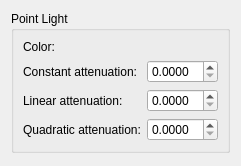
nirjacobson/Sahara-Studio, file nodeitemdetailwidget/pointlightwidget/pointlightwidget.ui: the form before one commit.
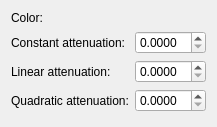
The form after the commit. Custom widgets are drawn as their Qt base class.

The edit to the form file:
```diff
--- a/nodeitemdetailwidget/pointlightwidget/pointlightwidget.ui
+++ b/nodeitemdetailwidget/pointlightwidget/pointlightwidget.ui
@@ -6,8 +6,8 @@
    <rect>
     <x>0</x>
     <y>0</y>
-    <width>239</width>
-    <height>166</height>
+    <width>217</width>
+    <height>127</height>
    </rect>
   </property>
   <property name="windowTitle">
@@ -15,10 +15,6 @@
   </property>
   <layout class="QGridLayout" name="gridLayout_2">
    <item row="0" column="0">
-    <widget class="QGroupBox" name="groupBox">
-     <property name="title">
-      <string>Point Light</string>
-     </property>
      <layout class="QGridLayout" name="gridLayout">
       <item row="0" column="0">
        <widget class="QLabel" name="label">
@@ -82,7 +78,6 @@
        </widget>
       </item>
      </layout>
-    </widget>
    </item>
    <item row="0" column="1">
     <spacer name="horizontalSpacer">
```
Lines whose indentation alone changed are shown as unchanged.
